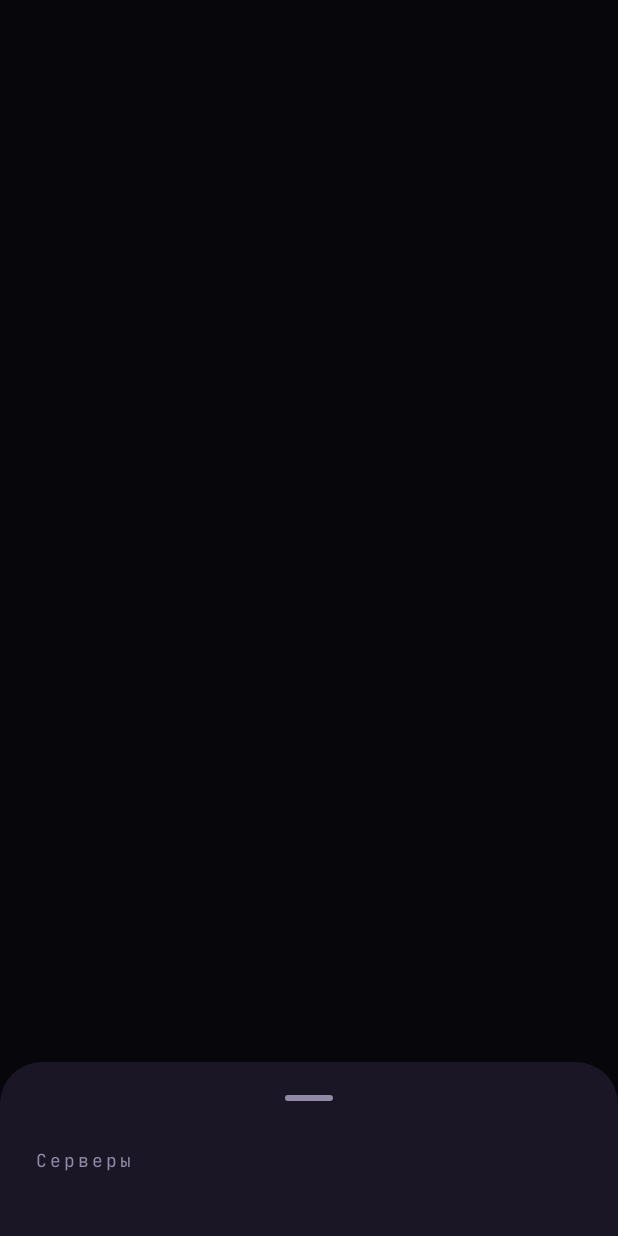
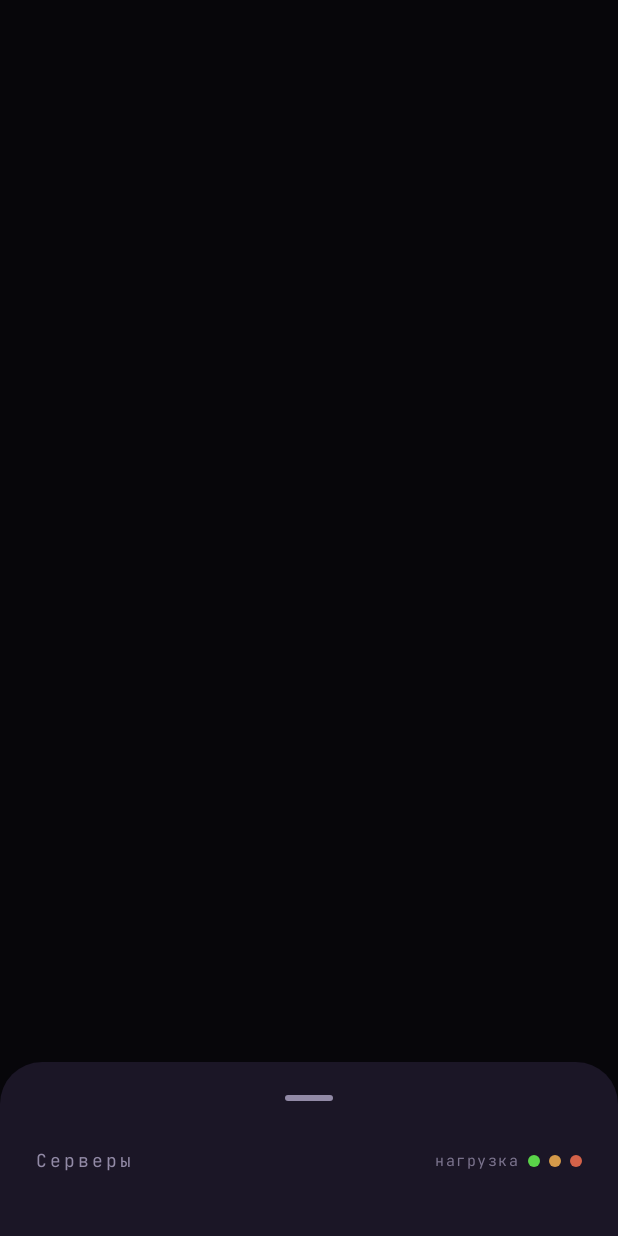
Before and after one commit to Lymoos/SiegaNet, an Android app built with Jetpack Compose: the composable ServerSheet called with empty values, on a phone screen of 412 x 824 dp. Run offline under Robolectric (Android 15) with nearby library versions, the phone set to English and light mode, and no system bars; Roboto replaces fonts that are not available here; 3 statements that could not run were skipped.

Commit message:
feat(android): connecting arc around the power button, load rings in the server sheet
Idea 1: while connecting, a thin violet arc (AccentLight, 3dp, round
caps) wraps around the button ring — steady head rotation with a
breathing sweep — replacing the old expanding pulse, which read as
indeterminate blinking. The glow stays calm during the handshake so the
arc is the single motion signal.

Idea 4: each server row in the bottom sheet now shows its flag inside a
2dp ring whose colour encodes load_pct with the exact same
green→orange→red ramp as the desktop map pins (ui/LoadColor.kt mirrors
desktop/src/lib/flags.ts loadColor); a small "нагрузка ● ● ●" legend in
the sheet header decodes it. Ring colours are precomputed with the
sorted rows, so scrolling stays free of per-frame work.

Co-Authored-By: Claude Fable 5 <noreply@anthropic.com>
Claude-Session: https://claude.ai/code/session_01CfoZjuawE1jojpXDo8gHoa

```diff
--- /dev/null
+++ b/android/app/src/main/java/net/sieganet/app/ui/LoadColor.kt
@@ -0,0 +1,15 @@
+package net.sieganet.app.ui
+
+import androidx.compose.ui.graphics.Color
+
+/**
+ * Load -> ring colour, the exact same encoding as the desktop map pins
+ * (desktop/src/lib/flags.ts loadColor): green (free) → orange (busy) → red
+ * (loaded), smooth over load_pct. Hue 145 (theme green) → 38 → 4.
+ */
+fun loadColor(loadPct: Int): Color {
+    val t = loadPct.coerceIn(0, 100).toFloat()
+    val hue = if (t <= 50f) 145f - (145f - 38f) * t / 50f
+    else 38f - (38f - 4f) * (t - 50f) / 50f
+    return Color.hsl(hue, 0.62f, 0.56f)
+}
--- a/android/app/src/main/java/net/sieganet/app/ui/ServerSheet.kt
+++ b/android/app/src/main/java/net/sieganet/app/ui/ServerSheet.kt
@@ -1,15 +1,20 @@
 package net.sieganet.app.ui
 
+import androidx.compose.foundation.background
+import androidx.compose.foundation.border
 import androidx.compose.foundation.clickable
+import androidx.compose.foundation.layout.Box
 import androidx.compose.foundation.layout.Column
 import androidx.compose.foundation.layout.Row
 import androidx.compose.foundation.layout.Spacer
 import androidx.compose.foundation.layout.fillMaxWidth
 import androidx.compose.foundation.layout.height
 import androidx.compose.foundation.layout.padding
+import androidx.compose.foundation.layout.size
 import androidx.compose.foundation.layout.width
 import androidx.compose.foundation.lazy.LazyColumn
 import androidx.compose.foundation.lazy.items
+import androidx.compose.foundation.shape.CircleShape
 import androidx.compose.material3.ExperimentalMaterial3Api
 import androidx.compose.material3.ModalBottomSheet
 import androidx.compose.material3.Text
@@ -18,6 +23,7 @@ import androidx.compose.runtime.Composable
 import androidx.compose.runtime.remember
 import androidx.compose.ui.Alignment
 import androidx.compose.ui.Modifier
+import androidx.compose.ui.graphics.Color
 import androidx.compose.ui.text.font.FontWeight
 import androidx.compose.ui.unit.dp
 import androidx.compose.ui.unit.sp
@@ -31,7 +37,13 @@ import net.sieganet.app.ui.theme.Panel
 import net.sieganet.app.ui.theme.TextMain
 import net.sieganet.app.ui.theme.TextMuted
 
-/** Bottom sheet with the server list: страна, город, пинг — one tap selects. */
+private data class SheetRow(val server: Server, val flag: String, val ring: Color)
+
+/**
+ * Bottom sheet with the server list: страна, город, пинг — one tap selects.
+ * The ring around each flag encodes server load with the same green→orange→
+ * red ramp as the desktop map pins (see [loadColor]).
+ */
 @OptIn(ExperimentalMaterial3Api::class)
 @Composable
 fun ServerSheet(
@@ -44,10 +56,11 @@ fun ServerSheet(
     // a single settle animation, noticeably faster on slow emulators
     val sheetState = rememberModalBottomSheetState(skipPartiallyExpanded = true)
 
-    // sort once per server-list change, not on every recomposition; flags are
-    // precomputed alongside so rows do zero string work while scrolling
+    // sort once per server-list change, not on every recomposition; flags and
+    // ring colours are precomputed so rows do zero work while scrolling
     val rows = remember(servers) {
-        servers.sortedBy { it.pingMs }.map { it to flagFor(it.country) }
+        servers.sortedBy { it.pingMs }
+            .map { SheetRow(it, flagFor(it.country), loadColor(it.loadPct)) }
     }
 
     ModalBottomSheet(
@@ -55,24 +68,40 @@ fun ServerSheet(
         sheetState = sheetState,
         containerColor = Panel,
     ) {
+        Row(
+            modifier = Modifier
+                .fillMaxWidth()
+                .padding(horizontal = 24.dp, vertical = 6.dp),
+            verticalAlignment = Alignment.CenterVertically,
+        ) {
             Text(
                 "Серверы",
                 fontFamily = Mono,
                 fontSize = 12.sp,
                 letterSpacing = 2.sp,
                 color = TextMuted,
-            modifier = Modifier.padding(horizontal = 24.dp, vertical = 6.dp),
             )
+            Spacer(Modifier.weight(1f))
+            LoadLegend()
+        }
         LazyColumn(modifier = Modifier.padding(bottom = 24.dp)) {
-            items(rows, key = { it.first.id }) { (s, flag) ->
+            items(rows, key = { it.server.id }) { (s, flag, ring) ->
                 Row(
                     modifier = Modifier
                         .fillMaxWidth()
                         .clickable { onPick(s) }
-                        .padding(horizontal = 24.dp, vertical = 13.dp),
+                        .padding(horizontal = 24.dp, vertical = 11.dp),
                     verticalAlignment = Alignment.CenterVertically,
                 ) {
-                    Text(flag, fontSize = 22.sp)
+                    // flag in a ring: ring colour = load (as on the desktop map)
+                    Box(
+                        modifier = Modifier
+                            .size(42.dp)
+                            .border(2.dp, ring, CircleShape),
+                        contentAlignment = Alignment.Center,
+                    ) {
+                        Text(flag, fontSize = 20.sp)
+                    }
                     Spacer(Modifier.width(14.dp))
                     Column(Modifier.weight(1f)) {
                         Text(
@@ -109,3 +138,25 @@ fun ServerSheet(
         }
     }
 }
+
+/** «нагрузка ● ● ●» — decodes the flag rings, mirrors the desktop map legend */
+@Composable
+private fun LoadLegend() {
+    Row(verticalAlignment = Alignment.CenterVertically) {
+        Text(
+            "нагрузка",
+            fontFamily = Mono,
+            fontSize = 10.sp,
+            letterSpacing = 1.sp,
+            color = TextMuted.copy(alpha = 0.8f),
+        )
+        for (pct in listOf(15, 55, 90)) {
+            Spacer(Modifier.width(6.dp))
+            Box(
+                Modifier
+                    .size(8.dp)
+                    .background(loadColor(pct), CircleShape),
+            )
+        }
+    }
+}
```
Also changed, not shown: android/app/src/main/java/net/sieganet/app/ui/ConnectScreen.kt (+48 -10 lines), 1 other file. Lines whose indentation alone changed are shown as unchanged.
